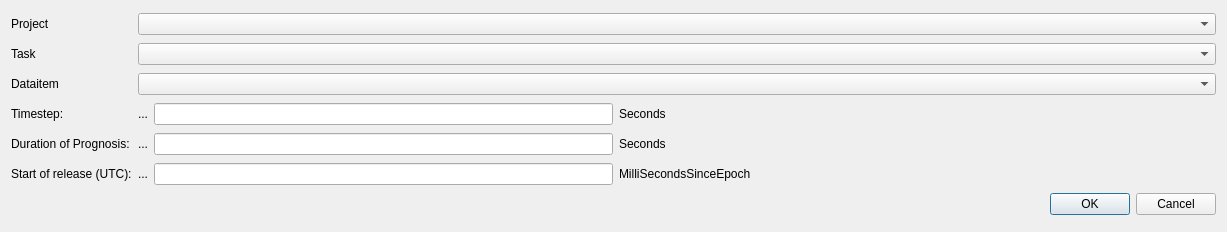
The window that ui/jrodos_dialog_base.ui (rduivenvoorde/jrodos) describes before a commit, drawn with Qt 5.
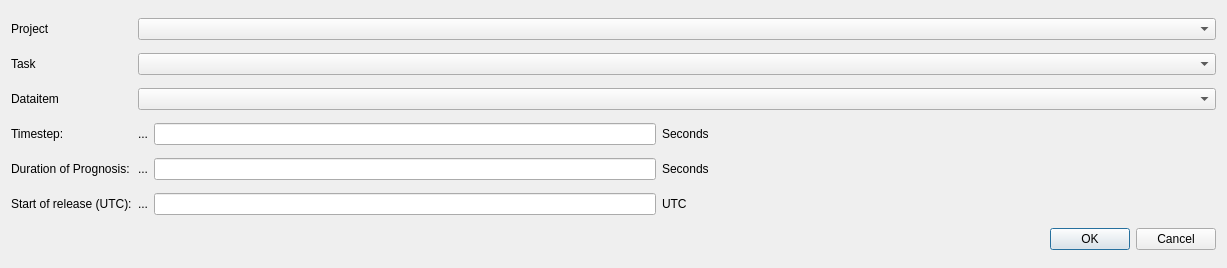
The same window after the commit.

Diff of the .ui file:
```diff
--- a/ui/jrodos_dialog_base.ui
+++ b/ui/jrodos_dialog_base.ui
@@ -7,7 +7,7 @@
     <x>0</x>
     <y>0</y>
     <width>1227</width>
-    <height>232</height>
+    <height>268</height>
    </rect>
   </property>
   <property name="sizePolicy">
@@ -132,7 +132,7 @@
    <item row="5" column="3">
     <widget class="QLabel" name="label_3">
      <property name="text">
-      <string>MilliSecondsSinceEpoch</string>
+      <string>UTC</string>
      </property>
     </widget>
    </item>
```
